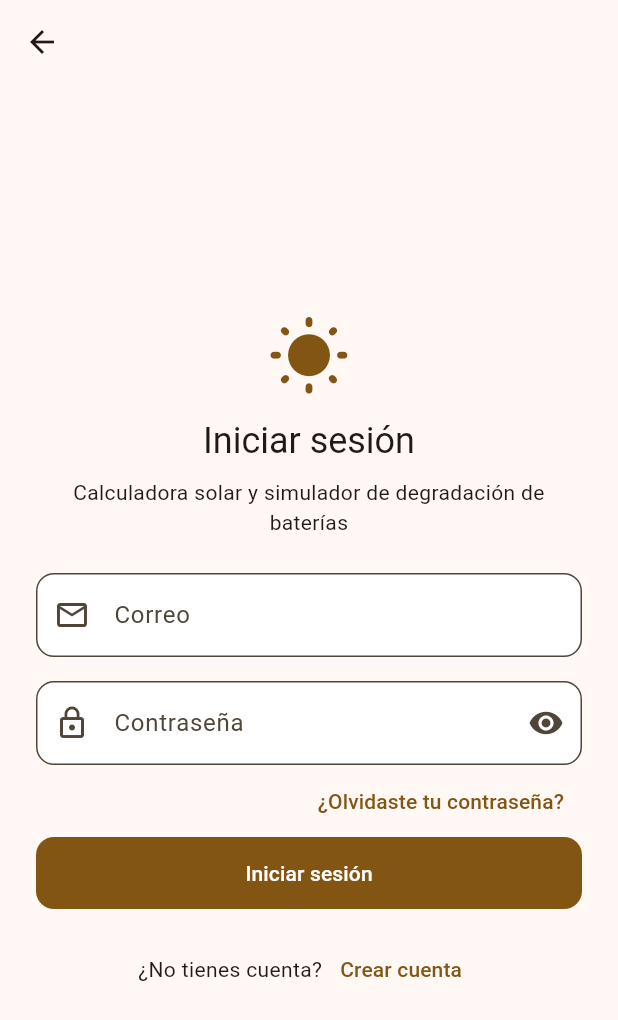
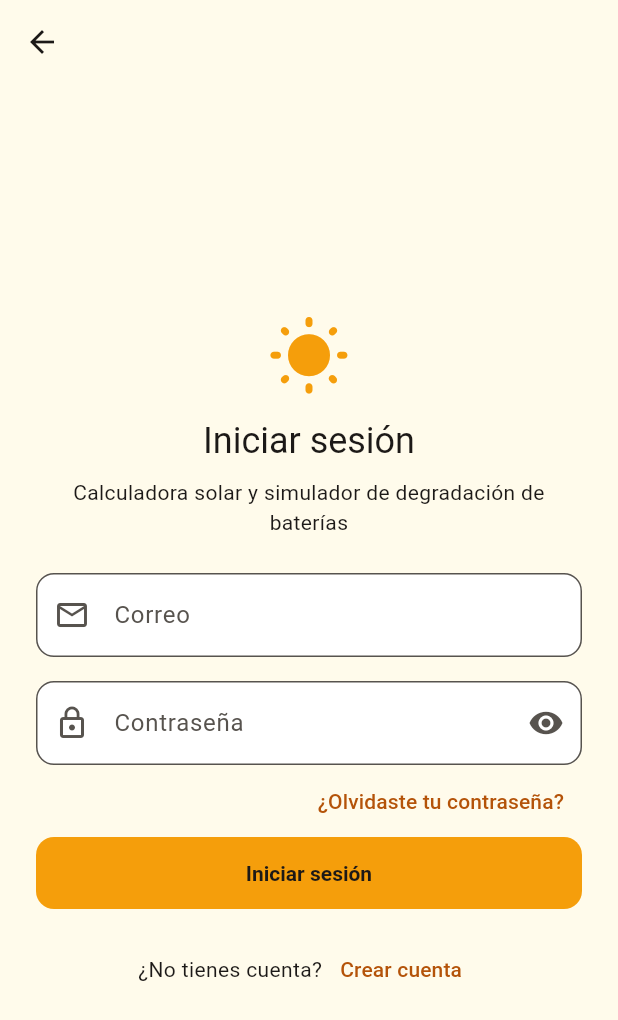
Before and after one commit to CASTILLA057/Solarix-IGSOF, a Flutter app: the screen it shows after launch, after a tap on "Iniciar sesión", on a phone screen of 412 x 824 dp. Shown: the top 1020 px of the screen. Run offline on Flutter 3.47's test engine with Material 3 defaults, Android fonts, the phone set to English and light mode, and no system bars; our stand-ins replace fl_chart, flutter_riverpod, geolocator, go_router, shared_preferences, supabase_flutter; accounts and stored records are empty.

Commit message:
Etapa 9: paleta solar con contraste legible en claro y oscuro

```diff
--- a/lib/core/theme/app_theme.dart
+++ b/lib/core/theme/app_theme.dart
@@ -2,35 +2,168 @@ import 'package:flutter/material.dart';
 
 import 'transicion_suave.dart';
 
-/// Paleta solar de Solarix: ámbar como color principal, azul cielo como
-/// terciario (la otra política en las gráficas) y superficies cálidas.
-/// Claro y oscuro salen del mismo esquema.
+/// Colores con significado de Solarix (Etapa 9). Se leen con
+/// `ColoresSolarix.of(context)` y cambian con el modo claro/oscuro.
+@immutable
+class ColoresSolarix extends ThemeExtension<ColoresSolarix> {
+  const ColoresSolarix({
+    required this.solar,
+    required this.textoSobreSolar,
+    required this.generacion,
+    required this.consumo,
+    required this.consciente,
+    required this.convencional,
+    required this.finDeVida,
+  });
+
+  /// Ámbar vivo: botones principales e ícono del sol.
+  final Color solar;
+
+  /// Texto sobre [solar] (carbón).
+  final Color textoSobreSolar;
+
+  /// Líneas de las gráficas.
+  final Color generacion;
+  final Color consumo;
+  final Color consciente;
+  final Color convencional;
+  final Color finDeVida;
+
+  static const claro = ColoresSolarix(
+    solar: Color(0xFFF59E0B),
+    textoSobreSolar: Color(0xFF1C1917),
+    // Sobre tarjetas blancas el #F59E0B queda en 2,1:1; #D97706 se
+    // distingue mejor (3,8:1) y sigue siendo ámbar.
+    generacion: Color(0xFFD97706),
+    consumo: Color(0xFF0284C7),
+    consciente: Color(0xFF059669),
+    convencional: Color(0xFFD97706),
+    finDeVida: Color(0xFFDC2626),
+  );
+
+  static const oscuro = ColoresSolarix(
+    solar: Color(0xFFFBBF24),
+    textoSobreSolar: Color(0xFF1C1917),
+    generacion: Color(0xFFFBBF24),
+    consumo: Color(0xFF38BDF8),
+    consciente: Color(0xFF34D399),
+    convencional: Color(0xFFFBBF24),
+    finDeVida: Color(0xFFF87171),
+  );
+
+  static ColoresSolarix of(BuildContext context) =>
+      Theme.of(context).extension<ColoresSolarix>() ??
+      (Theme.of(context).brightness == Brightness.dark ? oscuro : claro);
+
+  @override
+  ColoresSolarix copyWith({
+    Color? solar,
+    Color? textoSobreSolar,
+    Color? generacion,
+    Color? consumo,
+    Color? consciente,
+    Color? convencional,
+    Color? finDeVida,
+  }) => ColoresSolarix(
+    solar: solar ?? this.solar,
+    textoSobreSolar: textoSobreSolar ?? this.textoSobreSolar,
+    generacion: generacion ?? this.generacion,
+    consumo: consumo ?? this.consumo,
+    consciente: consciente ?? this.consciente,
+    convencional: convencional ?? this.convencional,
+    finDeVida: finDeVida ?? this.finDeVida,
+  );
+
+  @override
+  ColoresSolarix lerp(ColoresSolarix? other, double t) {
+    if (other == null) return this;
+    Color m(Color a, Color b) => Color.lerp(a, b, t)!;
+    return ColoresSolarix(
+      solar: m(solar, other.solar),
+      textoSobreSolar: m(textoSobreSolar, other.textoSobreSolar),
+      generacion: m(generacion, other.generacion),
+      consumo: m(consumo, other.consumo),
+      consciente: m(consciente, other.consciente),
+      convencional: m(convencional, other.convencional),
+      finDeVida: m(finDeVida, other.finDeVida),
+    );
+  }
+}
+
+/// Paleta solar de Solarix (Etapa 9): ámbar para la energía solar, verde
+/// para lo sustentable (política consciente), azul para el consumo, fondo
+/// crema y texto carbón. Los colores se fijan a mano: con solo la semilla,
+/// Material 3 oscurecía el ámbar hasta un ocre (#784E11).
 abstract final class AppTheme {
   /// Ámbar solar, color semilla del esquema.
   static const semilla = Color(0xFFF59E0B);
 
-  /// Azul cielo, contraste del ámbar.
-  static const cielo = Color(0xFF0EA5E9);
+  static const carbon = Color(0xFF1C1917);
 
   static ThemeData get claro => _construir(Brightness.light);
   static ThemeData get oscuro => _construir(Brightness.dark);
 
   static final _redondeo = BorderRadius.circular(12);
 
+  /// Esquema de colores; público para las pruebas de contraste.
+  static ColorScheme esquema(Brightness brillo) {
+    final base = ColorScheme.fromSeed(seedColor: semilla, brightness: brillo);
+    if (brillo == Brightness.light) {
+      return base.copyWith(
+        // Primario como texto (enlaces, pestañas, etiquetas): ámbar oscuro
+        // legible sobre el crema (4,8:1). Los botones usan el ámbar vivo.
+        primary: const Color(0xFFB45309),
+        onPrimary: Colors.white,
+        secondary: const Color(0xFF047857),
+        onSecondary: Colors.white,
+        secondaryContainer: const Color(0xFFD1FAE5),
+        onSecondaryContainer: const Color(0xFF064E3B),
+        tertiary: const Color(0xFF0369A1),
+        onTertiary: Colors.white,
+        tertiaryContainer: const Color(0xFFE0F2FE),
+        onTertiaryContainer: const Color(0xFF0C4A6E),
+        error: const Color(0xFFDC2626),
+        onError: Colors.white,
+        surface: const Color(0xFFFFFBEB),
+        onSurface: carbon,
+        onSurfaceVariant: const Color(0xFF57534E),
+        surfaceContainerLowest: Colors.white,
+        surfaceContainerLow: Colors.white,
+        outlineVariant: const Color(0xFFE7E0D2),
+      );
+    }
+    return base.copyWith(
+      primary: const Color(0xFFFBBF24),
+      onPrimary: carbon,
+      secondary: const Color(0xFF34D399),
+      onSecondary: const Color(0xFF064E3B),
+      secondaryContainer: const Color(0xFF065F46),
+      onSecondaryContainer: const Color(0xFFD1FAE5),
+      tertiary: const Color(0xFF38BDF8),
+      onTertiary: const Color(0xFF082F49),
+      tertiaryContainer: const Color(0xFF075985),
+      onTertiaryContainer: const Color(0xFFE0F2FE),
+      error: const Color(0xFFF87171),
+      onError: carbon,
+      surface: carbon,
+      onSurface: const Color(0xFFFAF5EF),
+      onSurfaceVariant: const Color(0xFFD6D3D1),
+      surfaceContainerLowest: const Color(0xFF151210),
+      surfaceContainerLow: const Color(0xFF292524),
+      outlineVariant: const Color(0xFF44403C),
+    );
+  }
+
   static ThemeData _construir(Brightness brillo) {
-    final base = ColorScheme.fromSeed(seedColor: semilla, brightness: brillo);
-    final deCielo = ColorScheme.fromSeed(seedColor: cielo, brightness: brillo);
-    final esquema = base.copyWith(
-      tertiary: deCielo.primary,
-      onTertiary: deCielo.onPrimary,
-      tertiaryContainer: deCielo.primaryContainer,
-      onTertiaryContainer: deCielo.onPrimaryContainer,
-    );
+    final esquema = AppTheme.esquema(brillo);
+    final claro = brillo == Brightness.light;
+    final colores = claro ? ColoresSolarix.claro : ColoresSolarix.oscuro;
     const tamanoBoton = Size(64, 48);
     final formaBoton = RoundedRectangleBorder(borderRadius: _redondeo);
     return ThemeData(
       colorScheme: esquema,
       useMaterial3: true,
+      extensions: [colores],
       scaffoldBackgroundColor: esquema.surface,
       appBarTheme: AppBarTheme(
         centerTitle: true,
@@ -43,21 +176,33 @@ abstract final class AppTheme {
         filled: true,
         fillColor: esquema.surfaceContainerLowest,
       ),
+      // Botón principal: ámbar vivo con texto carbón (≈ 8:1).
       filledButtonTheme: FilledButtonThemeData(
         style: FilledButton.styleFrom(
+          backgroundColor: colores.solar,
+          foregroundColor: colores.textoSobreSolar,
           minimumSize: tamanoBoton,
           shape: formaBoton,
+          textStyle: const TextStyle(fontWeight: FontWeight.w600),
         ),
       ),
+      // Botón secundario: texto carbón (claro en modo oscuro), borde ámbar de
+      // 1,5 px y fondo ámbar al 8 %.
       outlinedButtonTheme: OutlinedButtonThemeData(
         style: OutlinedButton.styleFrom(
+          foregroundColor: esquema.onSurface,
+          backgroundColor: colores.solar.withValues(alpha: 0.08),
+          side: BorderSide(color: colores.solar, width: 1.5),
           minimumSize: tamanoBoton,
           shape: formaBoton,
         ),
       ),
       cardTheme: CardThemeData(
         clipBehavior: Clip.antiAlias,
-        elevation: 0,
+        // Sombra suave en claro; en oscuro casi no se ve y separa el borde.
+        elevation: claro ? 2 : 0,
+        shadowColor: Colors.black.withValues(alpha: claro ? 0.25 : 0),
+        surfaceTintColor: Colors.transparent,
         color: esquema.surfaceContainerLow,
         shape: RoundedRectangleBorder(
           borderRadius: BorderRadius.circular(16),
--- a/lib/features/auth/presentation/bienvenida_screen.dart
+++ b/lib/features/auth/presentation/bienvenida_screen.dart
@@ -2,6 +2,7 @@ import 'package:flutter/material.dart';
 import 'package:go_router/go_router.dart';
 
 import '../../../core/router/rutas.dart';
+import '../../../core/theme/app_theme.dart';
 
 /// Primera pantalla sin sesión: presenta Solarix y lleva a iniciar sesión o
 /// a crear una cuenta. El contenido aparece con un fundido suave.
@@ -11,7 +12,7 @@ class BienvenidaScreen extends StatelessWidget {
   @override
   Widget build(BuildContext context) {
     final tema = Theme.of(context);
-    final esquema = tema.colorScheme;
+    final solar = ColoresSolarix.of(context).solar;
     return Scaffold(
       body: SafeArea(
         child: Center(
@@ -27,13 +28,14 @@ class BienvenidaScreen extends StatelessWidget {
                       child: Container(
                         padding: const EdgeInsets.all(24),
                         decoration: BoxDecoration(
-                          color: esquema.primaryContainer,
+                          color: ColoresSolarix.of(context).solar
+                              .withValues(alpha: 0.15),
                           shape: BoxShape.circle,
                         ),
                         child: Icon(
                           Icons.wb_sunny_rounded,
                           size: 72,
-                          color: esquema.onPrimaryContainer,
+                          color: solar,
                         ),
                       ),
                     ),
--- a/lib/features/auth/presentation/widgets/auth_widgets.dart
+++ b/lib/features/auth/presentation/widgets/auth_widgets.dart
@@ -1,4 +1,6 @@
 import 'package:flutter/material.dart';
+
+import '../../../../core/theme/app_theme.dart';
 
 /// Estructura común de las pantallas de autenticación: centrada, con ancho
 /// máximo para que se vea bien en el navegador de escritorio.
@@ -31,7 +33,7 @@ class AuthScaffold extends StatelessWidget {
                   Icon(
                     Icons.wb_sunny_rounded,
                     size: 56,
-                    color: tema.colorScheme.primary,
+                    color: ColoresSolarix.of(context).solar,
                   ),
                   const SizedBox(height: 12),
                   Text(
```
